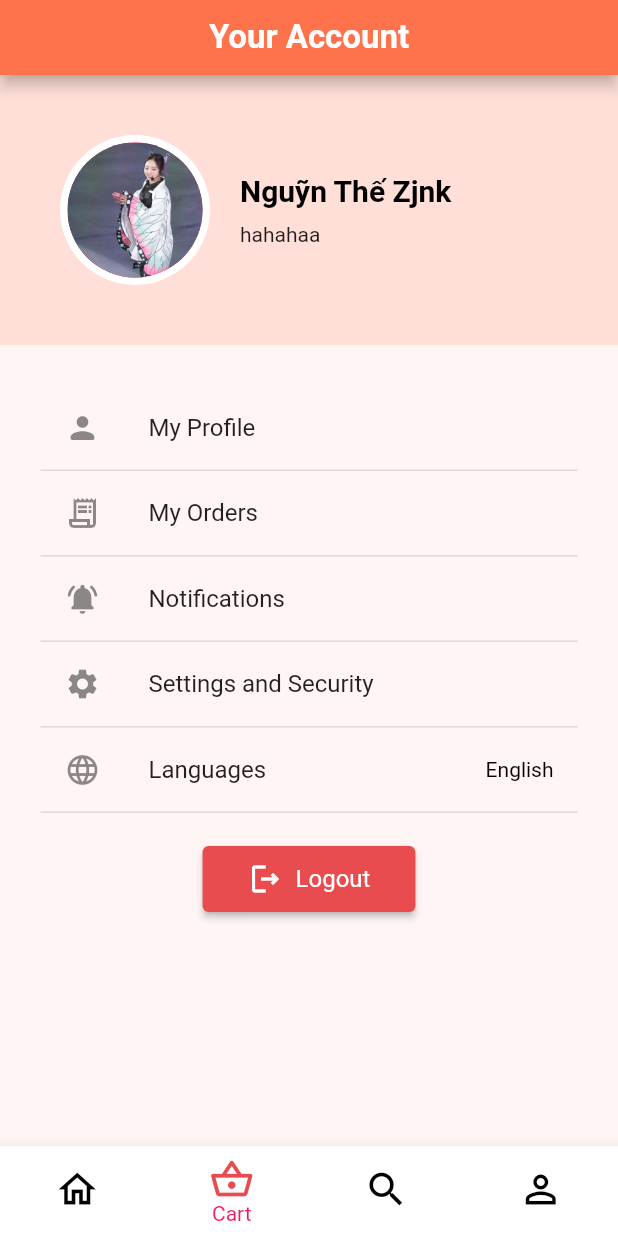
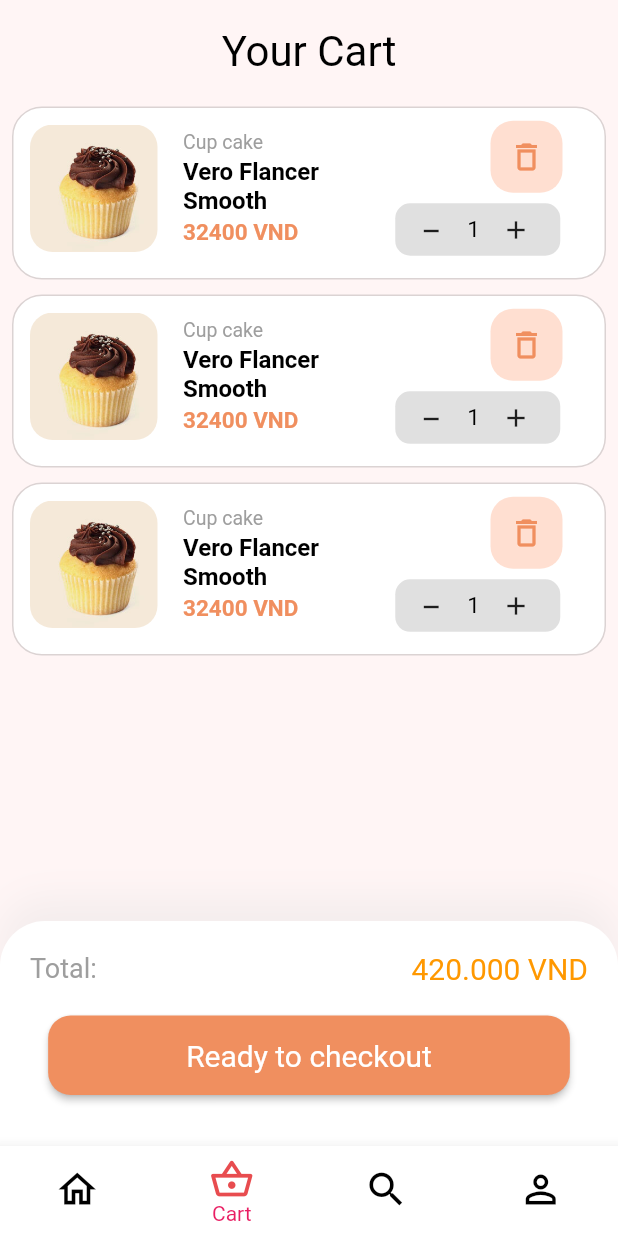
Before and after one commit to vinhvinhvinh/CakeBakeryMobile, a Flutter app: the MainScreen screen opened by its route, item 2 of the bottom bar chosen, on a phone screen of 412 x 824 dp. Run offline on Flutter 3.47's test engine with Material 2 defaults, Android fonts, the phone set to English and light mode, and no system bars; our stand-ins replace carousel_slider, flutter_svg.

Commit message:
thêm màn hình Giỏ hàng

```diff
--- a/flutter_application_cake_bakery/lib/main.dart
+++ b/flutter_application_cake_bakery/lib/main.dart
@@ -1,6 +1,7 @@
 import 'package:flutter/material.dart';
 import 'package:flutter_application_cake_bakery/constant.dart';
 import 'package:flutter_application_cake_bakery/screens/Favorite/favorite_screen.dart';
+import 'package:flutter_application_cake_bakery/screens/cart/cart_screen.dart';
 import 'package:flutter_application_cake_bakery/screens/listproductsbycategory/list_products_by_catergory_screen.dart';
 import 'package:flutter_application_cake_bakery/screens/account/account_creen.dart';
 import 'package:flutter_application_cake_bakery/screens/account/profile/my_profile_screen.dart';
@@ -35,7 +36,7 @@
         visualDensity: VisualDensity.adaptivePlatformDensity,
       ),
       routes: {
-        '/': (context) => const ProductDetail(),
+        '/': (context) => const LoginScreen(),
         '/main_screen': (context) => MainScreen(),
         '/signup': (context) => const SignUpScreen(),
         '/forget_password': (context) => const ForgetPassword(),
@@ -48,7 +49,8 @@
         'account/account_and_security/change_password': (context) =>
             const PasswordChangeScreen(),
         'products_by_category': (context) => const ProductsByCategory(),
-        'favorite_products':(context)=>const FavoriteScreen(),
+        'favorite_products': (context) => const FavoriteScreen(),
+        'product_detail': (context) => const ProductDetail(),
       },
       initialRoute: '/',
     );
--- /dev/null
+++ b/flutter_application_cake_bakery/lib/screens/cart/cart_screen.dart
@@ -0,0 +1,93 @@
+import 'package:flutter/material.dart';
+import 'package:flutter_application_cake_bakery/components/header_without_pop.dart';
+import 'package:flutter_application_cake_bakery/constant.dart';
+
+import 'components/body.dart';
+
+class Cart extends StatelessWidget {
+  const Cart({Key? key}) : super(key: key);
+
+  @override
+  Widget build(BuildContext context) {
+    return const Scaffold(
+      appBar: PreferredSize(
+        child: HeaderWithoutPop(
+            title: '',
+            backgrColor: primaryColor,
+            textColor: Colors.white,
+            action: null),
+        preferredSize: Size(double.infinity, 0.0),
+      ),
+      body: Body(),
+      bottomNavigationBar: CheckOut(),
+    );
+  }
+}
+
+class CheckOut extends StatelessWidget {
+  const CheckOut({
+    Key? key,
+  }) : super(key: key);
+
+  @override
+  Widget build(BuildContext context) {
+    return Container(
+      height: 150,
+      decoration: BoxDecoration(
+        color: Colors.white,
+        borderRadius: const BorderRadius.only(
+          topLeft: Radius.circular(30),
+          topRight: Radius.circular(30),
+        ),
+        boxShadow: [
+          BoxShadow(
+            offset: const Offset(0, -15),
+            blurRadius: 20,
+            color: const Color(0xFFDADADA).withOpacity(0.3),
+          ),
+        ],
+      ),
+      child: Padding(
+        padding: EdgeInsets.all(20),
+        child: Column(
+          children: [
+            Row(
+              mainAxisAlignment: MainAxisAlignment.spaceBetween,
+              children: [
+                Text('Total:',
+                    style: myStyle(18, Colors.grey, FontWeight.normal)),
+                Text('420.000 VND',
+                    style: myStyle(20, Colors.orange, FontWeight.normal)),
+              ],
+            ),
+            Container(
+              margin: const EdgeInsets.only(top: 20),
+              child: Row(
+                mainAxisAlignment: MainAxisAlignment.center,
+                children: [
+                  ElevatedButton(
+                    style: ButtonStyle(
+                      shape: MaterialStateProperty.all<RoundedRectangleBorder>(
+                          RoundedRectangleBorder(
+                              borderRadius: BorderRadius.circular(15.0))),
+                      backgroundColor: MaterialStateProperty.all<Color>(
+                          const Color(0xFFF08F5F)),
+                      padding: MaterialStateProperty.all<EdgeInsetsGeometry>(
+                          const EdgeInsets.only(
+                              top: 15, bottom: 15, left: 92, right: 92)),
+                    ),
+                    onPressed: () {
+                      print('READY TO CHECKOUT');
+                    },
+                    child: Text('Ready to checkout',
+                        style: myStyle(20, Colors.white, FontWeight.normal)),
+                  ),
+                ],
+              ),
+            ),
+          ],
+        ),
+      ),
+    );
+  }
+}
--- /dev/null
+++ b/flutter_application_cake_bakery/lib/screens/cart/components/body.dart
@@ -0,0 +1,31 @@
+import 'package:flutter/material.dart';
+
+import 'cart_main.dart';
+
+class Body extends StatelessWidget {
+  const Body({Key? key}) : super(key: key);
+
+  @override
+  Widget build(BuildContext context) {
+    return Padding(
+      padding: const EdgeInsets.all(8.0),
+      child: ListView(
+        children: [
+          yourCart(),
+          CartMain(),
+        ],
+      ),
+    );
+  }
+
+  Container yourCart() {
+    return Container(
+      alignment: Alignment.center,
+      margin: const EdgeInsets.only(top: 10, bottom: 20),
+      child: const Text(
+        'Your Cart',
+        style: TextStyle(fontSize: 28, fontWeight: FontWeight.normal),
+      ),
+    );
+  }
+}
--- /dev/null
+++ b/flutter_application_cake_bakery/lib/screens/cart/components/cart_card_item.dart
@@ -0,0 +1,161 @@
+import 'package:flutter/material.dart';
+import 'package:flutter_application_cake_bakery/constant.dart';
+
+class CartCardItem extends StatefulWidget {
+  CartCardItem({
+    Key? key,
+    required this.productName,
+    required this.productTypeName,
+    required this.productImage,
+    required this.productPrice,
+    required this.productQuantity,
+  }) : super(key: key);
+
+  final String productName, productTypeName, productImage;
+  final int productPrice;
+  int productQuantity;
+  @override
+  _CartCardItemState createState() => _CartCardItemState();
+}
+
+class _CartCardItemState extends State<CartCardItem> {
+  @override
+  Widget build(BuildContext context) {
+    return Container(
+      margin: const EdgeInsets.only(bottom: 10),
+      child: GestureDetector(
+        onTap: () {
+          Navigator.pushNamed(context, 'product_detail');
+          print('Product Detail');
+        },
+        child: Stack(
+          children: [
+            Container(
+              width: MediaQuery.of(context).size.width * 1,
+              height: MediaQuery.of(context).size.height * 0.14,
+              decoration: BoxDecoration(
+                color: Colors.white,
+                borderRadius: BorderRadius.circular(20),
+                border: Border.all(
+                  color: const Color(0xFFDBD3D3),
+                ),
+              ),
+            ),
+            Container(
+              color: Colors.transparent,
+              child: Row(
+                crossAxisAlignment: CrossAxisAlignment.center,
+                children: [
+                  Padding(
+                    padding: const EdgeInsets.all(12),
+                    child: ClipRRect(
+                      borderRadius: BorderRadius.circular(15),
+                      child: Image.asset(
+                        'assets/images/${widget.productImage}',
+                        width: 85,
+                        height: 85,
+                        fit: BoxFit.cover,
+                      ),
+                    ),
+                  ),
+                  Container(
+                    width: 120,
+                    margin: const EdgeInsets.only(left: 5),
+                    height: MediaQuery.of(context).size.height * 0.1,
+                    child: Column(
+                      crossAxisAlignment: CrossAxisAlignment.start,
+                      mainAxisAlignment: MainAxisAlignment.spaceEvenly,
+                      children: [
+                        Text(
+                          '${widget.productTypeName}',
+                          style: myStyle(13, Colors.grey, FontWeight.normal),
+                        ),
+                        Container(
+                          width: 120,
+                          child: Text('${widget.productName}',
+                              style:
+                                  myStyle(16, Colors.black, FontWeight.w700)),
+                        ),
+                        Text(
+                          '${widget.productPrice} VND',
+                          style: myStyle(
+                              15, const Color(0xFFF08F5F), FontWeight.bold),
+                        ),
+                      ],
+                    ),
+                  ),
+                  Container(
+                    padding: const EdgeInsets.only(left: 20),
+                    height: 90,
+                    child: Column(
+                      mainAxisAlignment: MainAxisAlignment.spaceBetween,
+                      children: [
+                        Container(
+                          margin: const EdgeInsets.only(left: 65),
+                          decoration: BoxDecoration(
+                            borderRadius: BorderRadius.circular(15),
+                            color: const Color(0xFFFFDFD1),
+                          ),
+                          child: IconButton(
+                            color: const Color(0xFFF08F5F),
+                            onPressed: () {
+                              print('Delete on cart');
+                            },
+                            icon: const Icon(
+                              Icons.delete_outline_outlined,
+                            ),
+                          ),
+                        ),
+                        Container(
+                          decoration: BoxDecoration(
+                            borderRadius: BorderRadius.circular(10),
+                            color: Colors.grey.shade300,
+                          ),
+                          width: 110,
+                          height: 35,
+                          child: Row(
+                            children: [
+                              IconButton(
+                                padding: const EdgeInsets.only(
+                                    bottom: kDefaultPadding / 2 + 2),
+                                iconSize: 20,
+                                onPressed: () {
+                                  if (widget.productQuantity > 1) {
+                                    setState(() {
+                                      widget.productQuantity--;
+                                    });
+                                  }
+                                },
+                                icon: const Icon(Icons.minimize),
+                              ),
+                              //const SizedBox(width: 5),
+                              Text(
+                                '${widget.productQuantity}',
+                                style: myStyle(
+                                    15, Colors.black, FontWeight.normal),
+                              ),
+                              //const SizedBox(width: 5),
+                              IconButton(
+                                iconSize: 20,
+                                onPressed: () {
+                                  setState(() {
+                                    widget.productQuantity++;
+                                  });
+                                },
+                                icon: const Icon(Icons.add_outlined),
+                              ),
+                            ],
+                          ),
+                        ),
+                      ],
+                    ),
+                  ),
+                ],
+              ),
+            ),
+          ],
+        ),
+      ),
+    );
+  }
+}
--- /dev/null
+++ b/flutter_application_cake_bakery/lib/screens/cart/components/cart_main.dart
@@ -0,0 +1,40 @@
+import 'package:flutter/material.dart';
+import 'package:flutter_application_cake_bakery/screens/cart/components/cart_card_item.dart';
+
+class CartMain extends StatefulWidget {
+  CartMain({Key? key}) : super(key: key);
+
+  @override
+  _CartMainState createState() => _CartMainState();
+}
+
+class _CartMainState extends State<CartMain> {
+  @override
+  Widget build(BuildContext context) {
+    return Column(
+      children: [
+        CartCardItem(
+          productName: 'Vero Flancer Smooth',
+          productTypeName: 'Cup cake',
+          productImage: 'arivals-2.jpg',
+          productPrice: 32400,
+          productQuantity: 1,
+        ),
+        CartCardItem(
+          productName: 'Vero Flancer Smooth',
+          productTypeName: 'Cup cake',
+          productImage: 'arivals-2.jpg',
+          productPrice: 32400,
+          productQuantity: 1,
+        ),
+        CartCardItem(
+          productName: 'Vero Flancer Smooth',
+          productTypeName: 'Cup cake',
+          productImage: 'arivals-2.jpg',
+          productPrice: 32400,
+          productQuantity: 1,
+        ),
+      ],
+    );
+  }
+}
--- a/flutter_application_cake_bakery/lib/screens/home/components/list_products_best_selling.dart
+++ b/flutter_application_cake_bakery/lib/screens/home/components/list_products_best_selling.dart
@@ -1,4 +1,3 @@
-
 import 'package:flutter/material.dart';
 import 'package:flutter_application_cake_bakery/constant.dart';
 
@@ -77,11 +76,11 @@ class ProductBestSelling extends StatelessWidget {
             height: 110,
             width: 300,
             color: Colors.white,
-            margin: EdgeInsets.all(kDefaultPadding / 2),
+            margin: const EdgeInsets.all(kDefaultPadding / 2),
           ),
           Container(
             //margin: EdgeInsets.only(left:kDefaultPadding / 2),
-            margin: EdgeInsets.only(left: kDefaultPadding / 2),
+            margin: const EdgeInsets.only(left: kDefaultPadding / 2),
             child: Row(
               children: [
                 ClipRRect(
@@ -93,38 +92,38 @@ class ProductBestSelling extends StatelessWidget {
                     fit: BoxFit.cover,
                   ),
                 ),
-                SizedBox(
+                const SizedBox(
                   width: kDefaultPadding / 2,
                 ),
                 Column(
                   mainAxisAlignment: MainAxisAlignment.start,
                   children: [
-                    SizedBox(
+                    const SizedBox(
                       height: kDefaultPadding,
                     ),
                     //Product Name
                     Text(
                       productName,
-                      style: TextStyle(
+                      style: const TextStyle(
                         fontWeight: FontWeight.bold,
                         fontSize: 20,
                       ),
                     ),
-                    SizedBox(
+                    const SizedBox(
                       height: kDefaultPadding / 2,
                     ),
                     //Price
                     Text(
                       price,
-                      style: TextStyle(fontSize: 20),
+                      style: const TextStyle(fontSize: 20),
                     ),
-                    SizedBox(
+                    const SizedBox(
                       height: kDefaultPadding / 2,
                     ),
 
                     //Evaluate
                     Row(
-                        children: [
+                      children: const [
                         Icon(
                           Icons.star_border,
                           color: Colors.yellow,
@@ -147,7 +146,6 @@ class ProductBestSelling extends StatelessWidget {
                         ),
                       ],
                     ),
-
                   ],
                 ),
                 //),
@@ -186,7 +184,7 @@ class TitleWithButton extends StatelessWidget {
           style: OutlinedButton.styleFrom(
             backgroundColor: primaryColor, // background
             primary: Colors.orange, // foreground text
-            side: BorderSide(color: Colors.white),
+            side: const BorderSide(color: Colors.white),
             shape: RoundedRectangleBorder(
               borderRadius: BorderRadius.circular(30),
             ),
--- a/flutter_application_cake_bakery/lib/screens/main/main_screen.dart
+++ b/flutter_application_cake_bakery/lib/screens/main/main_screen.dart
@@ -2,6 +2,7 @@ import 'package:animations/animations.dart';
 import 'package:flutter/material.dart';
 import 'package:flutter_application_cake_bakery/constant.dart';
 import 'package:flutter_application_cake_bakery/screens/account/account_creen.dart';
+import 'package:flutter_application_cake_bakery/screens/cart/cart_screen.dart';
 import 'package:flutter_application_cake_bakery/screens/home/home_screen.dart';
 
 class MainScreen extends StatefulWidget {
@@ -16,6 +17,7 @@ class _MainScreenState extends State<MainScreen> {
 
   List<Widget> defaultPages = <Widget>[
     const HomeScreen(),
+    const Cart(),
     const AccountScreen(),
   ];
 
```
Lines whose indentation alone changed are shown as unchanged.
